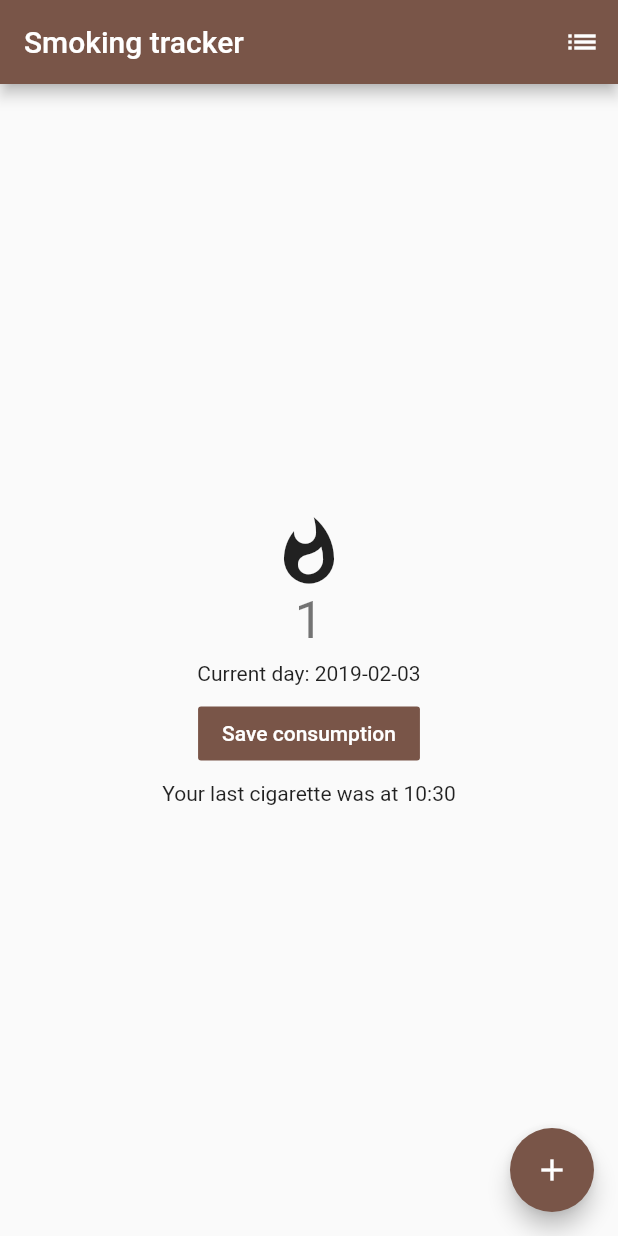
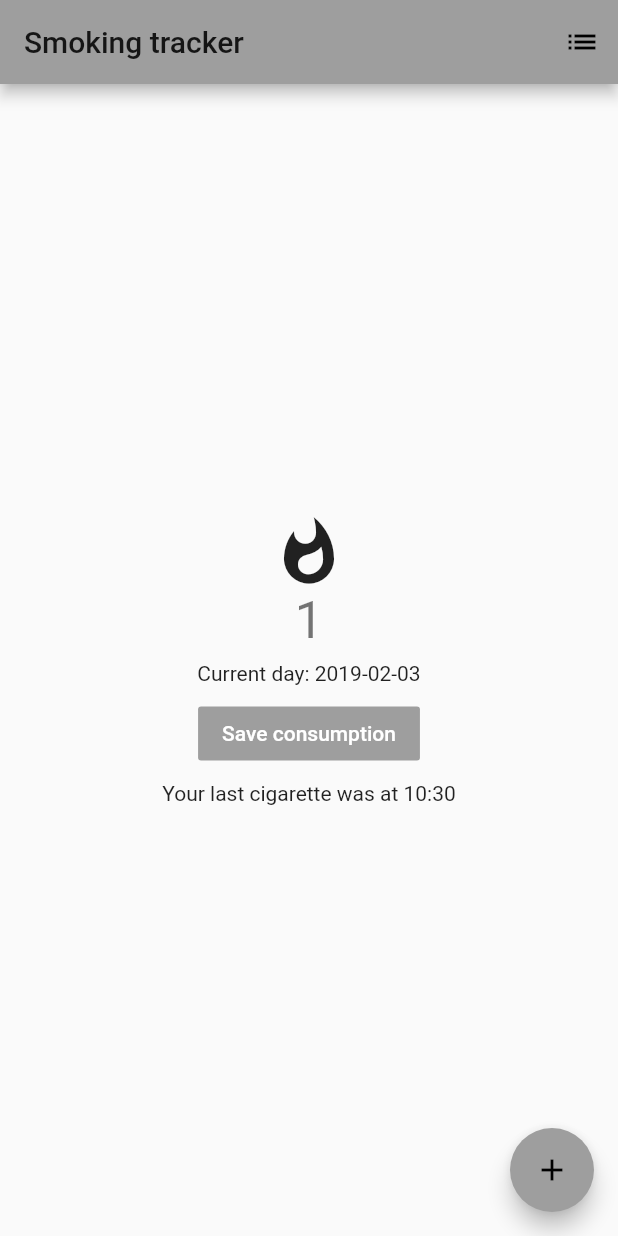
Before and after one commit to CER10TY/SmokingTracker, a Flutter app: the screen it shows after launch, after a tap on "Save consumption", after a tap on the "add" icon, on a phone screen of 412 x 824 dp. Run offline on Flutter 3.47's test engine with Material 2 defaults, Android fonts, the phone set to English and light mode, and no system bars; our stand-ins replace fluttertoast, sqflite; missing offline and left inert: simple_permissions; accounts and stored records are empty.

```diff
--- a/lib/main.dart
+++ b/lib/main.dart
@@ -3,6 +3,7 @@ import 'package:sqflite/sqflite.dart';
 import 'package:path_provider/path_provider.dart';
 import 'dart:io';
 import 'package:fluttertoast/fluttertoast.dart';
+import 'package:simple_permissions/simple_permissions.dart';
 
 void main() => runApp(MyApp());
 
@@ -22,7 +23,7 @@ class MyApp extends StatelessWidget {
         // or simply save your changes to "hot reload" in a Flutter IDE).
         // Notice that the counter didn't reset back to zero; the application
         // is not restarted.
-        primarySwatch: Colors.brown,
+        primarySwatch: Colors.grey,
       ),
       home: MyHomePage(title: 'Smoking tracker'),
     );
@@ -80,9 +81,16 @@ class _MyHomePageState extends State<MyHomePage> {
   }
 
   Future<void> _exportToCSV() async {
-    final directory = await getApplicationDocumentsDirectory();
+    bool _hasPermission = await SimplePermissions.checkPermission(Permission.WriteExternalStorage);
+    if (!_hasPermission) {
+      PermissionStatus askPermission = await SimplePermissions.requestPermission(Permission.WriteExternalStorage);
+      if (askPermission != PermissionStatus.authorized) {
+        return;
+      }
+    }
+
+    final directory = await getExternalStorageDirectory();
     File csvFile = File("${directory.path}/smoking-consumption.csv");
-
     String csvString = "Date;Amount;\n";
     var consumption = await _getConsumptionFromDB();
     consumption.forEach((k,v) {
@@ -96,7 +104,7 @@ class _MyHomePageState extends State<MyHomePage> {
         toastLength: Toast.LENGTH_SHORT,
         gravity: ToastGravity.BOTTOM,
         timeInSecForIos: 2,
-        backgroundColor: Colors.brown,
+        backgroundColor: Colors.grey,
         textColor: Colors.white,
         fontSize: 16.0
     );
@@ -285,7 +293,7 @@ class _MyHomePageState extends State<MyHomePage> {
             Container(
               margin: EdgeInsets.only(top: 8.0),
               child: FlatButton(
-                color: Colors.brown,
+                color: Colors.grey,
                 child: Text(
                     "Save consumption",
                     style: TextStyle(
@@ -413,7 +421,6 @@ class _MyHomePageState extends State<MyHomePage> {
 
     // See if value exists already
     List<Map> records = await database.rawQuery('SELECT * FROM consumption_today WHERE time = ? AND amount = ?', [time, amount]);
-    debugPrint("Today: ${records.toString()}");
     if (records.length != 0) {
       await database.rawUpdate('UPDATE consumption_today SET time = ?, amount = ? WHERE time = ?', [time, amount+1, time]);
     } else {
@@ -432,7 +439,6 @@ class _MyHomePageState extends State<MyHomePage> {
     Database database = await openDatabase(path, version: 1);
 
     List<Map> records = await database.rawQuery('SELECT * FROM consumption_today');
-    debugPrint(records.last.toString());
     return records.last['amount'];
   }
 
@@ -443,7 +449,6 @@ class _MyHomePageState extends State<MyHomePage> {
     Database database = await openDatabase(path, version: 1);
 
     List<Map> records = await database.rawQuery('SELECT * FROM consumption_today');
-    debugPrint(records.last.toString());
     return records.last['time'];
   }
 
@@ -478,7 +483,6 @@ class _MyHomePageState extends State<MyHomePage> {
         }
         break;
     }
-    debugPrint(returnStr);
     return returnStr;
   }
 }
--- a/pubspec.yaml
+++ b/pubspec.yaml
@@ -18,6 +18,7 @@ dependencies:
   sqflite: ^1.0.0
   path_provider: ^0.5.0
   fluttertoast: ^2.2.11
+  simple_permissions: ^0.1.9
 
   # The following adds the Cupertino Icons font to your application.
   # Use with the CupertinoIcons class for iOS style icons.
```
Also changed, not shown: 2 other files.
